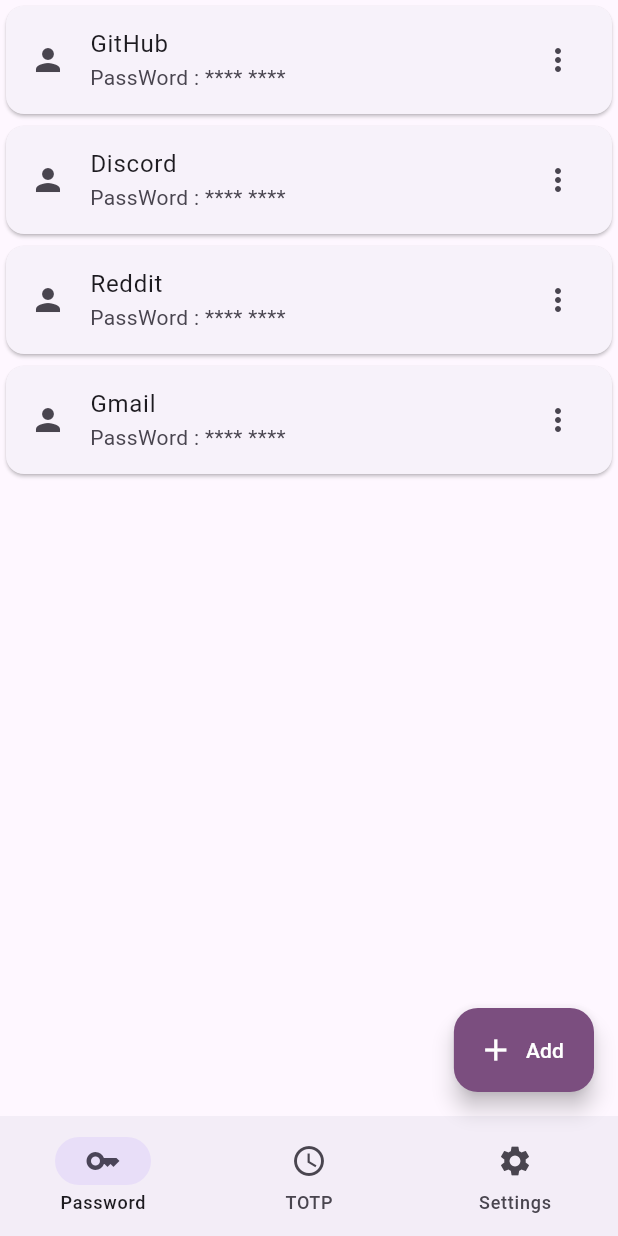
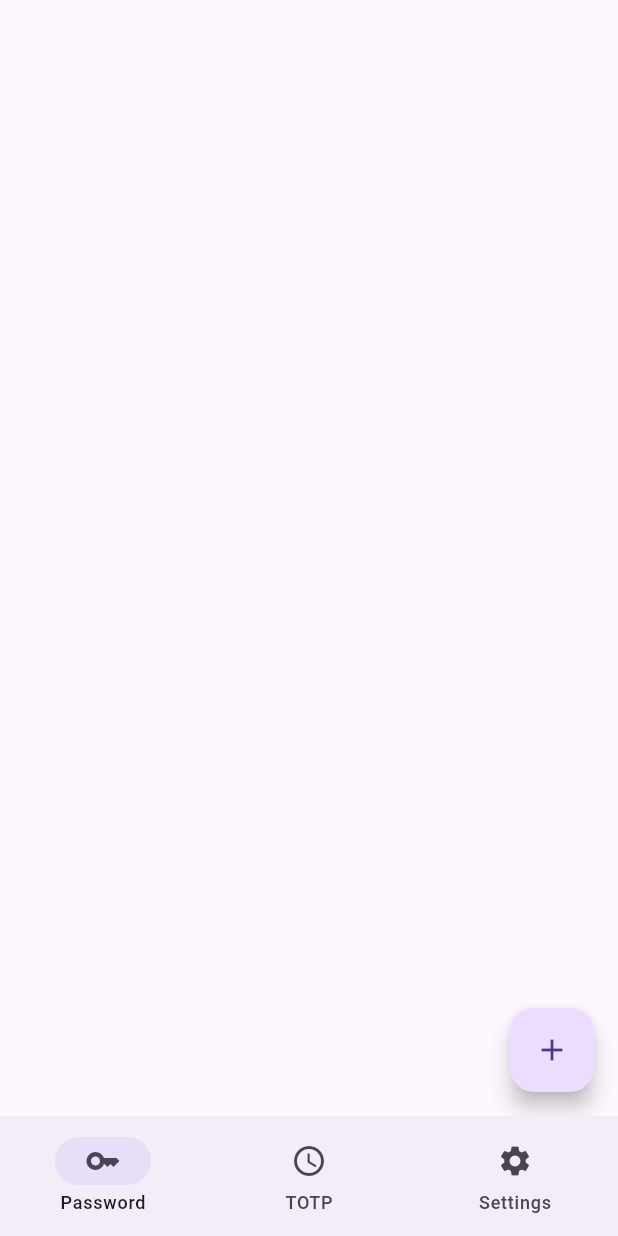
Before and after one commit to thunder-coding/cipher_guardian, a Flutter app: the screen it shows after launch, on a phone screen of 412 x 824 dp. Run offline on Flutter 3.47's test engine with Material 3 defaults, Android fonts, the phone set to English and light mode, and no system bars; our stand-ins replace flutter_secure_storage, sqflite_sqlcipher; accounts and stored records are empty.

Commit message:
do the UI for generating/adding password
some of the backend part for the database part is done, but needs some
work before integrating with the frontend

```diff
--- a/lib/main.dart
+++ b/lib/main.dart
@@ -39,15 +39,6 @@
       darkTheme: ThemeData.dark(),
       home: Scaffold(
         body: _pages[_selectedIndex],
-        floatingActionButton: FloatingActionButton.extended(
-          onPressed: () {},
-          label: Text("Add", style: TextStyle(color: Colors.white)),
-          icon: Icon(Icons.add, color: Colors.white),
-          backgroundColor:
-              ColorScheme.fromSeed(seedColor: Colors.purpleAccent).primary,
-        ),
-        floatingActionButtonLocation: FloatingActionButtonLocation.endFloat,
-
         bottomNavigationBar: NavigationBar(
           onDestinationSelected: (int index) {
             _onItemTapped(index);
--- a/lib/pages/password_page.dart
+++ b/lib/pages/password_page.dart
@@ -1,56 +1,63 @@
+import 'package:cipher_guardian/passwords/store.dart';
 import 'package:flutter/material.dart';
+import 'password_info.dart';
 
 class PasswordPage extends StatelessWidget {
   @override
   Widget build(BuildContext context) {
-    return MaterialApp(theme: ThemeData(useMaterial3: true),
-    debugShowCheckedModeBanner: false,
-    home: const AccTiles());
+    return const AccTiles();
   }
 }
 
-class AccTiles extends StatelessWidget {
+class AccTiles extends StatefulWidget {
   const AccTiles({super.key});
+
+  @override
+  _AccTilesState createState() => _AccTilesState();
+}
+
+class _AccTilesState extends State<AccTiles> {
+  PasswordStore store = PasswordStore();
+  int _itemCount = 0;
+
+  @override
+  initState() {
+    super.initState();
+    store.init().then((_) {
+      setState(() {
+        store.getCount().then((value) {
+          _itemCount = value;
+        });
+      });
+    });
+  }
 
   @override
   Widget build(BuildContext context) {
     return Scaffold(
-
-      body: ListView(
-        children: const <Widget>[
-          Card(
-            child: ListTile(
-              leading: Icon(Icons.person),
-              title: Text("GitHub"),
-              subtitle: Text("PassWord : **** ****"),
-              trailing: Icon(Icons.more_vert),
+      body: ListView.builder(
+        itemCount: _itemCount,
+        itemBuilder: (context, index) {
+          return ListTile(
+            title: Text('Account $index'),
+            subtitle: Text('Subtitle $index'),
+            trailing: IconButton(
+              icon: const Icon(Icons.delete),
+              onPressed: () {},
             ),
-          ),
-          Card(
-            child: ListTile(
-              leading: Icon(Icons.person),
-              title: Text("Discord"),
-              subtitle: Text("PassWord : **** ****"),
-              trailing: Icon(Icons.more_vert),
+          );
+        },
+      ),
+      floatingActionButton: FloatingActionButton(
+        onPressed: () {
+          Navigator.push(
+            context,
+            MaterialPageRoute(
+              builder: (context) => const PasswordInfoWrapper(),
             ),
-          ),
-          Card(
-            child: ListTile(
-              leading: Icon(Icons.person),
-              title: Text("Reddit"),
-              subtitle: Text("PassWord : **** ****"),
-              trailing: Icon(Icons.more_vert),
-            ),
-          ),
-          Card(
-            child: ListTile(
-              leading: Icon(Icons.person),
-              title: Text("Gmail"),
-              subtitle: Text("PassWord : **** ****"),
-              trailing: Icon(Icons.more_vert),
-            ),
-          ),
-        ],
+          );
+        },
+        child: const Icon(Icons.add),
       ),
     );
   }
--- /dev/null
+++ b/lib/passwords/database_helper.dart
@@ -0,0 +1,148 @@
+import 'package:cipher_guardian/passwords/generate.dart';
+import 'package:flutter_secure_storage/flutter_secure_storage.dart';
+import 'package:sqflite_sqlcipher/sqflite.dart';
+
+class PasswordDBHelper {
+  static const _tableName = 'passwords';
+  static const _idColumn = 'id';
+  static const _domainColumn = 'domain';
+  static const _usernameColumn = 'username';
+  static const _lengthColumn = 'length';
+  static const _passwordColumn = 'password';
+  static const _passwordTypeColumn = 'password_type';
+  static const _alphabetCaseColumn = 'alphabet_case';
+  static const _includeSpecialCharsColumn = 'include_special_chars';
+  static const _includeSpacesColumn = 'include_spaces';
+  static const _strictColumn = 'strict';
+  static const _generatedTimestampColumn = 'generated_timestamp';
+  static const _passwordDBName = 'passwords.db';
+  static Database? db;
+  init() async {
+    if (db != null) return;
+    FlutterSecureStorage secureStorage = const FlutterSecureStorage();
+    if (!await secureStorage.containsKey(key: 'passwordDB')) {
+      String password = generatePassword(
+        length: 64,
+        passwordType: PasswordType.alphaNumeric,
+        alphabetCase: AlphabetCase.mixed,
+        includeSpecialChars: true,
+        includeSpaces: true,
+      );
+      await secureStorage.write(key: 'passwordDB', value: password);
+    }
+    String password = await secureStorage.read(key: 'passwordDB') ?? '';
+
+    db = await openDatabase(
+      _passwordDBName,
+      version: 1,
+      password: password,
+      onCreate: (db, version) async {
+        await db.execute('''
+      CREATE TABLE IF NOT EXISTS $_tableName (
+        $_idColumn INTEGER PRIMARY KEY AUTOINCREMENT,
+        $_domainColumn TEXT NOT NULL,
+        $_usernameColumn TEXT NOT NULL,
+        $_lengthColumn INTEGER NOT NULL,
+        $_passwordColumn TEXT NOT NULL,
+        $_passwordTypeColumn TEXT NOT NULL,
+        $_alphabetCaseColumn TEXT NOT NULL,
+        $_includeSpecialCharsColumn BOOLEAN NOT NULL,
+        $_includeSpacesColumn BOOLEAN NOT NULL,
+        $_strictColumn BOOLEAN NOT NULL,
+        $_generatedTimestampColumn INTEGER NOT NULL
+      );
+    ''');
+      },
+    );
+  }
+
+  insertPassword({
+    required String domain,
+    required String username,
+    required int length,
+    required PasswordType passwordType,
+    required AlphabetCase alphabetCase,
+    required bool includeSpecialChars,
+    required bool includeSpaces,
+    required bool strict,
+    required int generatedTimestamp,
+    required String password,
+  }) async {
+    await db!.insert(_tableName, {
+      _domainColumn: domain,
+      _usernameColumn: username,
+      _lengthColumn: length,
+      _passwordColumn: password,
+      _passwordTypeColumn: passwordType.index,
+      _alphabetCaseColumn: alphabetCase.index,
+      _includeSpecialCharsColumn: includeSpecialChars,
+      _includeSpacesColumn: includeSpaces,
+      _strictColumn: strict,
+      _generatedTimestampColumn: generatedTimestamp,
+    });
+  }
+
+  deletePassword(int id) async {
+    await db?.delete('passwords', where: '$_idColumn = ?', whereArgs: [id]);
+  }
+
+  updatePassword({
+    required int id,
+    required String domain,
+    required String username,
+    required int length,
+    required PasswordType passwordType,
+    required AlphabetCase alphabetCase,
+    required bool includeSpecialChars,
+    required bool includeSpaces,
+    required bool strict,
+    required int generatedTimestamp,
+    required String password,
+  }) async {
+    await db!.update(
+      _tableName,
+      {
+        _domainColumn: domain,
+        _usernameColumn: username,
+        _lengthColumn: length,
+        _passwordColumn: password,
+        _passwordTypeColumn: passwordType.index,
+        _alphabetCaseColumn: alphabetCase.index,
+        _includeSpecialCharsColumn: includeSpecialChars,
+        _includeSpacesColumn: includeSpaces,
+        _strictColumn: strict,
+        _generatedTimestampColumn: generatedTimestamp,
+      },
+      where: '$_idColumn = ?',
+      whereArgs: [id],
+    );
+  }
+
+  getElementAtPos(int pos, String searchTerm) async {
+    return await db!.query(
+      _tableName,
+      where: '$_domainColumn LIKE ? OR $_usernameColumn LIKE ?',
+      whereArgs: ['%$searchTerm%', '%$searchTerm%'],
+      limit: 1,
+      offset: pos,
+    );
+  }
+
+  getElementAtId(int id) async {
+    return await db?.query(
+      _tableName,
+      where: '$_idColumn = ?',
+      whereArgs: [id],
+    );
+  }
+
+  Future<int?> getCount() async {
+    return Sqflite.firstIntValue(
+      await db!.rawQuery('SELECT COUNT(*) FROM $_tableName'),
+    );
+  }
+
+  clear() async {
+    await db?.delete(_tableName);
+  }
+}
--- /dev/null
+++ b/lib/passwords/generate.dart
@@ -0,0 +1,110 @@
+import 'dart:math';
+
+enum PasswordType { numeric, alphaNumeric, alpha }
+
+enum AlphabetCase { lowercase, uppercase, mixed }
+
+const String _lowercase = 'abcdefghijklmnopqrstuvwxyz';
+const String _uppercase = 'ABCDEFGHIJKLMNOPQRSTUVWXYZ';
+const String _digits = '0123456789';
+const String _specialChars = '!@#\$%^&*()_+-=[]{}|;:\'",.<>?/`~\\';
+
+String generatePassword({
+  required int length,
+  required PasswordType passwordType,
+  required AlphabetCase alphabetCase,
+  required bool includeSpecialChars,
+  required bool includeSpaces,
+  bool strict =
+      true, // Strict Mode means atleast one lowercase, one uppercase, one digit and one special character
+}) {
+  // NOTE: the reason why we are not individually finding the lowercase, uppoercase, digit and special character as it would reduce the entropy of the password significantly
+  String password = "";
+  String allowedChars = "";
+
+  // We are adding the special character at the end if always it is wanted
+  if (strict) {
+    if (includeSpecialChars) {
+      length--;
+    }
+    if (alphabetCase == AlphabetCase.lowercase) {
+      length--;
+    } else if (alphabetCase == AlphabetCase.uppercase) {
+      length--;
+    } else if (alphabetCase == AlphabetCase.mixed) {
+      length -= 2;
+    }
+  }
+
+  String alphabets = "";
+  if (alphabetCase == AlphabetCase.lowercase) {
+    allowedChars += _lowercase;
+  } else if (alphabetCase == AlphabetCase.uppercase) {
+    allowedChars += _uppercase;
+  } else if (alphabetCase == AlphabetCase.mixed) {
+    allowedChars += _lowercase + _uppercase;
+  }
+
+  if (includeSpaces) {
+    allowedChars += " ";
+  }
+
+  if (passwordType == PasswordType.alpha) {
+    allowedChars += alphabets;
+  } else if (passwordType == PasswordType.numeric) {
+    allowedChars += _digits;
+  } else if (passwordType == PasswordType.alphaNumeric) {
+    allowedChars += alphabets + _digits;
+  }
+
+  if (includeSpecialChars) {
+    allowedChars += _specialChars;
+  }
+
+  // generate the password
+  for (int i = 0; i < length; i++) {
+    password += allowedChars[Random.secure().nextInt(allowedChars.length)];
+  }
+
+  // pick up a random special character and add it to the password at a random position
+  if (strict) {
+    if (includeSpecialChars) {
+      String specialChar =
+          _specialChars[Random.secure().nextInt(_specialChars.length)];
+      var index = Random.secure().nextInt(length);
+      password =
+          password.substring(0, index) +
+          specialChar +
+          password.substring(index, password.length);
+    }
+    if (alphabetCase == AlphabetCase.lowercase) {
+      String lowerChar = _lowercase[Random.secure().nextInt(_lowercase.length)];
+      var index = Random.secure().nextInt(length);
+      password =
+          password.substring(0, index) +
+          lowerChar +
+          password.substring(index, password.length);
+    } else if (alphabetCase == AlphabetCase.uppercase) {
+      String upperChar = _uppercase[Random.secure().nextInt(_uppercase.length)];
+      var index = Random.secure().nextInt(length);
+      password =
+          password.substring(0, index) +
+          upperChar +
+          password.substring(index, password.length);
+    } else if (alphabetCase == AlphabetCase.mixed) {
+      String lowerChar = _lowercase[Random.secure().nextInt(_lowercase.length)];
+      String upperChar = _uppercase[Random.secure().nextInt(_uppercase.length)];
+      var index = Random.secure().nextInt(length);
+      password =
+          password.substring(0, index) +
+          lowerChar +
+          password.substring(index, password.length);
+      index = Random.secure().nextInt(length);
+      password =
+          password.substring(0, index) +
+          upperChar +
+          password.substring(index, password.length);
+    }
+  }
+  return password;
+}
--- /dev/null
+++ b/lib/passwords/store.dart
@@ -0,0 +1,114 @@
+import 'package:cipher_guardian/passwords/database_helper.dart';
+import 'package:cipher_guardian/passwords/generate.dart';
+
+class PasswordStore {
+  static final PasswordDBHelper dbHelper = PasswordDBHelper();
+
+  init() async {
+    await dbHelper.init();
+  }
+
+  create({
+    required String domain,
+    required String username,
+    required int length,
+    required PasswordType passwordType,
+    required AlphabetCase alphabetCase,
+    required bool includeSpecialChars,
+    required bool includeSpaces,
+    required bool strict,
+  }) async {
+    await dbHelper.insertPassword(
+      domain: domain,
+      username: username,
+      length: length,
+      passwordType: passwordType,
+      alphabetCase: alphabetCase,
+      includeSpecialChars: includeSpecialChars,
+      includeSpaces: includeSpaces,
+      strict: strict,
+      generatedTimestamp:
+          (DateTime.now().millisecondsSinceEpoch / 1000).floor(),
+      password: generatePassword(
+        length: length,
+        passwordType: passwordType,
+        alphabetCase: alphabetCase,
+        includeSpecialChars: includeSpecialChars,
+        includeSpaces: includeSpaces,
+        strict: strict,
+      ),
+    );
+  }
+
+  remove(int id) async {
+    await dbHelper.deletePassword(id);
+  }
+
+  regenerate(int id) async {
+    final password = await dbHelper.getElementAtId(id);
+    if (password == null) return;
+    await dbHelper.updatePassword(
+      id: id,
+      domain: password.domain,
+      username: password.username,
+      length: password.length,
+      passwordType: password.passwordType,
+      alphabetCase: password.alphabetCase,
+      includeSpecialChars: password.includeSpecialChars,
+      includeSpaces: password.includeSpaces,
+      strict: password.strict,
+      generatedTimestamp:
+          (DateTime.now().millisecondsSinceEpoch / 1000).floor(),
+      password: generatePassword(
+        length: password.length,
+        passwordType: password.passwordType,
+        alphabetCase: password.alphabetCase,
+        includeSpecialChars: password.includeSpecialChars,
+        includeSpaces: password.includeSpaces,
+        strict: password.strict,
+      ),
+    );
+  }
+
+  regenerateWithNewOpts({
+    required int id,
+    required String domain,
+    required String username,
+    required int length,
+    required PasswordType passwordType,
+    required AlphabetCase alphabetCase,
+    required bool includeSpecialChars,
+    required bool includeSpaces,
+    required bool strict,
+  }) async {
+    await dbHelper.updatePassword(
+      id: id,
+      domain: domain,
+      username: username,
+      length: length,
+      passwordType: passwordType,
+      alphabetCase: alphabetCase,
+      includeSpecialChars: includeSpecialChars,
+      includeSpaces: includeSpaces,
+      strict: strict,
+      password: generatePassword(
+        length: length,
+        passwordType: passwordType,
+        alphabetCase: alphabetCase,
+        includeSpecialChars: includeSpecialChars,
+        includeSpaces: includeSpaces,
+        strict: strict,
+      ),
+      generatedTimestamp:
+          (DateTime.now().millisecondsSinceEpoch / 1000).floor(),
+    );
+  }
+
+  getCount() async {
+    return await dbHelper.getCount();
+  }
+
+  clear() async {
+    await dbHelper.clear();
+  }
+}
--- a/pubspec.yaml
+++ b/pubspec.yaml
@@ -34,6 +34,9 @@
   # The following adds the Cupertino Icons font to your application.
   # Use with the CupertinoIcons class for iOS style icons.
   cupertino_icons: ^1.0.8
+  sqflite: ^2.4.2
+  flutter_secure_storage: ^9.2.4
+  sqflite_sqlcipher: ^3.1.0+1
 
 dev_dependencies:
   flutter_test:
```
Also changed, not shown: lib/pages/password_info.dart (added, +218 -0 lines), pubspec.lock, 9 other files.
